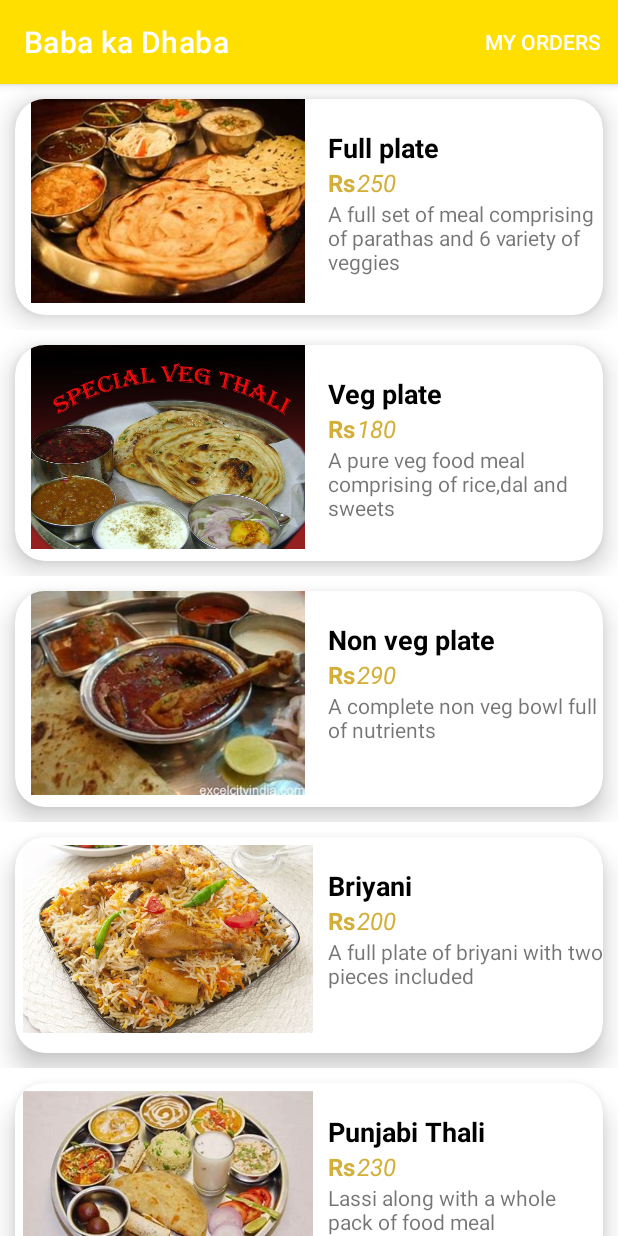
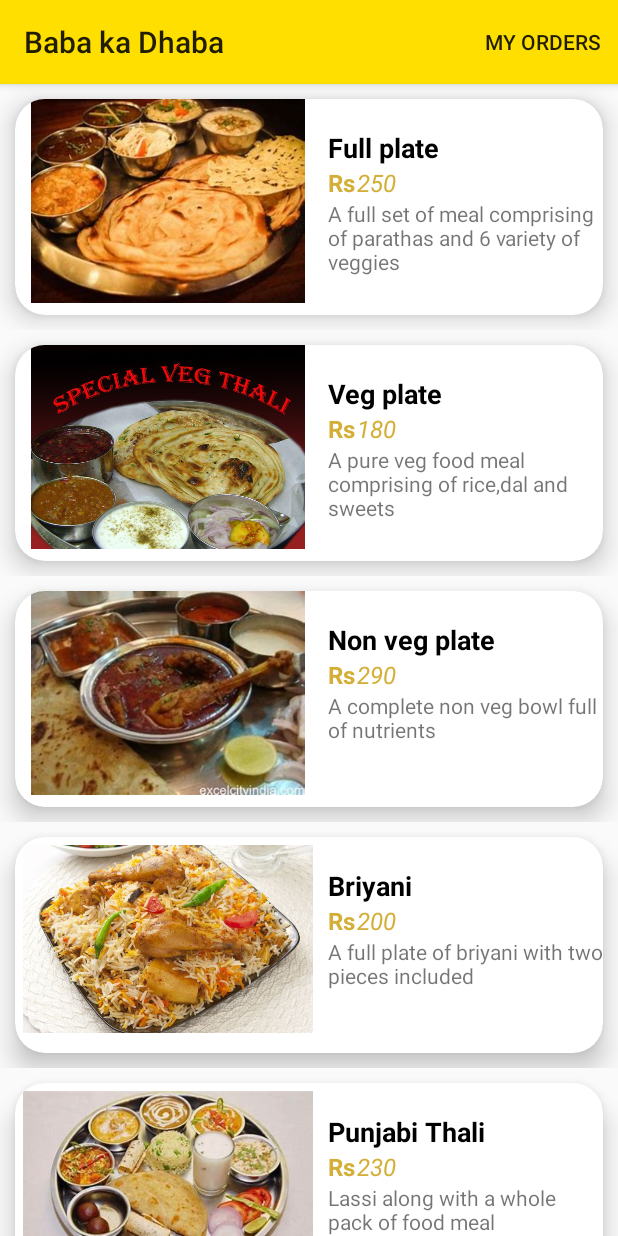
Before and after one commit to Avi2001tech/Baba_ka_Dhaba, an Android app: the screen it shows after launch (MainActivity), on a phone screen of 412 x 824 dp. Run offline under Robolectric (Android 15) with nearby library versions, the phone set to English and light mode, and no system bars.

```diff
--- a/app/src/main/res/values/themes.xml
+++ b/app/src/main/res/values/themes.xml
@@ -1,6 +1,6 @@
 <resources xmlns:tools="http://schemas.android.com/tools">
     <!-- Base application theme. -->
-    <style name="Theme.BabaKaDhaba" parent="Theme.MaterialComponents.DayNight.DarkActionBar">
+    <style name="Theme.BabaKaDhaba" parent="Theme.AppCompat.DayNight">
         <!-- Primary brand color. -->
         <item name="colorPrimary">#ffdf00</item>
         <item name="colorPrimaryVariant">#ffdf00</item>
```
